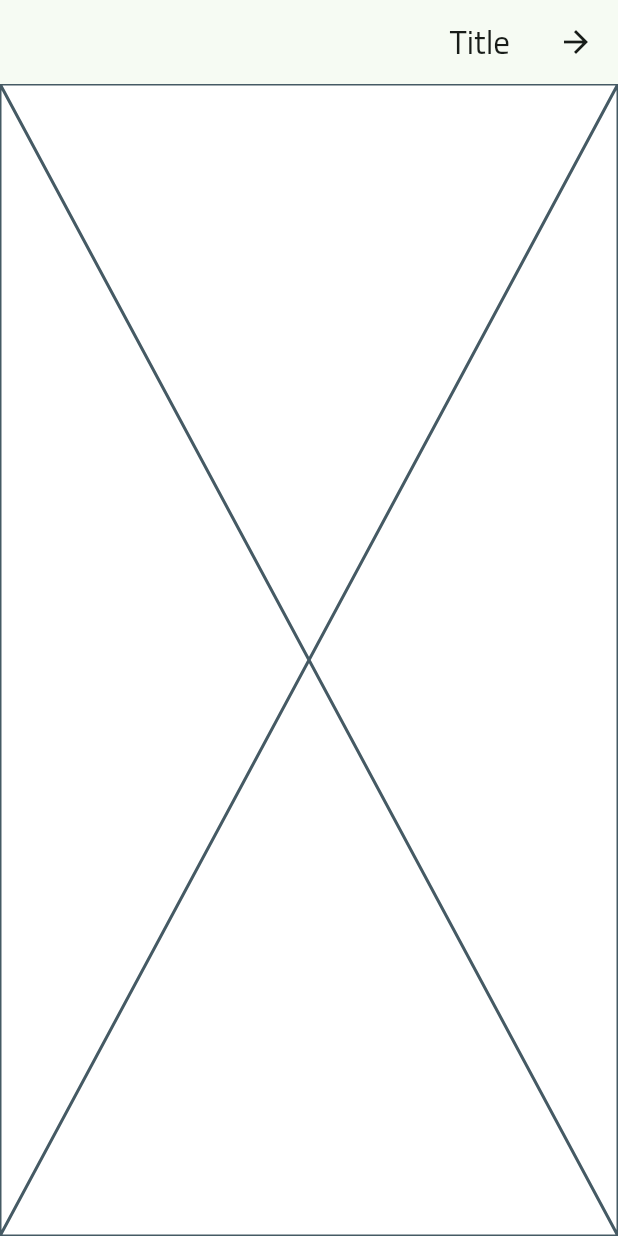
After one commit to AbdullahMohamedAlSayedAbed/ecommerce, a Flutter app: the HomeView screen opened by its route, on a phone screen of 412 x 824 dp. The commit adds this screen. Run offline on Flutter 3.47's test engine with Material 3 defaults, Android fonts, the phone set to English and light mode, and no system bars; our stand-ins replace bloc, cloud_firestore, dartz, dots_indicator, equatable, firebase_auth and 7 more; missing offline and left inert: flutter_facebook_auth, svg_flutter; accounts and stored records are empty; network calls fail.

Commit message:
Add home view and update navigation logic for user authentication flow

```diff
--- a/lib/core/helper/on_generate_router.dart
+++ b/lib/core/helper/on_generate_router.dart
@@ -1,5 +1,6 @@
 import 'package:ecommerce/features/auth/presentation/views/login_view.dart';
 import 'package:ecommerce/features/auth/presentation/views/signup_view.dart';
+import 'package:ecommerce/features/home/presentation/views/home_view.dart';
 import 'package:ecommerce/features/on_boarding/presentation/views/on_boarding_view.dart';
 import 'package:ecommerce/features/splash/views/splash_view.dart';
 import 'package:flutter/material.dart';
@@ -9,6 +10,7 @@ abstract class AppRouter {
   static const String onBoarding = 'onBoarding';
   static const String login = 'login';
   static const String signUp = 'signUp';
+  static const String home = 'home';
   static Route<dynamic> onGenerateRoute(RouteSettings settings) {
     switch (settings.name) {
       case splash:
@@ -19,6 +21,8 @@ abstract class AppRouter {
         return MaterialPageRoute(builder: (context) => const LoginView());
       case signUp:
         return MaterialPageRoute(builder: (context) => const SignupView());
+      case home:
+        return MaterialPageRoute(builder: (context) => const HomeView());
       default:
         return MaterialPageRoute(builder: (context) => const Scaffold());
     }
--- /dev/null
+++ b/lib/features/home/presentation/views/home_view.dart
@@ -0,0 +1,14 @@
+import 'package:ecommerce/features/home/presentation/views/widgets/home_view_body.dart';
+import 'package:flutter/material.dart';
+
+class HomeView extends StatelessWidget {
+  const HomeView({super.key});
+
+  @override
+  Widget build(BuildContext context) {
+    return Scaffold(
+      appBar: AppBar(title: const Text('Title')),
+      body: HomeViewBody(),
+    );
+  }
+}
--- /dev/null
+++ b/lib/features/home/presentation/views/widgets/home_view_body.dart
@@ -0,0 +1,10 @@
+import 'package:flutter/material.dart';
+
+class HomeViewBody extends StatelessWidget {
+  const HomeViewBody({super.key});
+
+  @override
+  Widget build(BuildContext context) {
+    return const Placeholder();
+  }
+}
```
Also changed, not shown: lib/features/auth/presentation/views/widgets/signin_view_body_bloc_consumer.dart (+15 -6 lines), lib/features/splash/views/widgets/splash_view_body.dart (+8 -1 lines).
